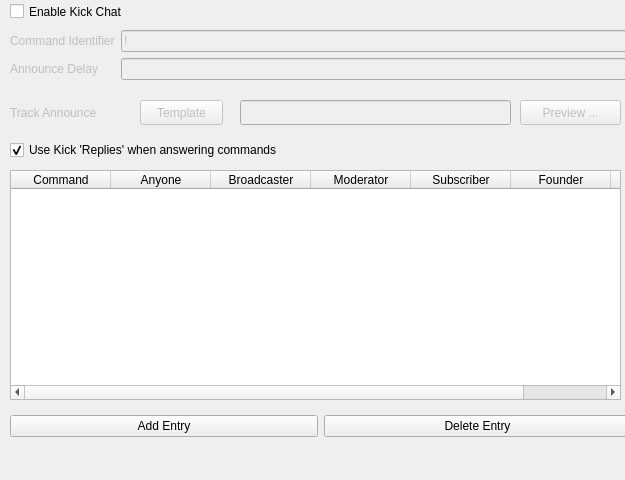
whatsnowplaying/whats-now-playing, file nowplaying/resources/ui/kickchat.ui: the form before one commit.
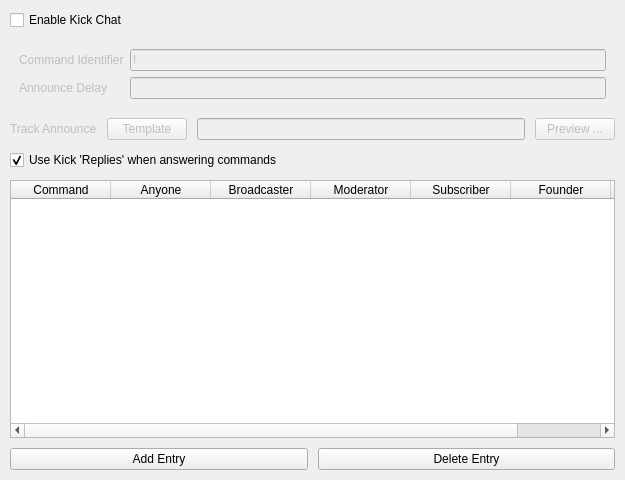
The form after the commit.

```diff
--- a/nowplaying/resources/ui/kickchat.ui
+++ b/nowplaying/resources/ui/kickchat.ui
@@ -16,18 +16,25 @@
   <property name="displayName" stdset="0">
    <string>Kick Chat</string>
   </property>
-  <widget class="QWidget" name="formLayoutWidget">
-   <property name="geometry">
-    <rect>
-     <x>10</x>
-     <y>30</y>
-     <width>624</width>
-     <height>71</height>
-    </rect>
+  <layout class="QVBoxLayout" name="main_layout">
+   <property name="margin">
+    <number>10</number>
    </property>
+   <property name="spacing">
+    <number>10</number>
+   </property>
+   <item>
+    <widget class="QCheckBox" name="enable_checkbox">
+     <property name="text">
+      <string>Enable Kick Chat</string>
+     </property>
+    </widget>
+   </item>
+   <item>
+    <widget class="QWidget" name="settings_form_widget" native="true">
    <layout class="QFormLayout" name="settings_layout">
     <property name="fieldGrowthPolicy">
-     <enum>QFormLayout::ExpandingFieldsGrow</enum>
+       <enum>QFormLayout::AllNonFixedFieldsGrow</enum>
     </property>
     <item row="0" column="0">
      <widget class="QLabel" name="commandchar_label">
@@ -50,12 +57,6 @@
       <property name="visible">
        <bool>false</bool>
       </property>
-      <property name="minimumSize">
-       <size>
-        <width>496</width>
-        <height>0</height>
-       </size>
-      </property>
       <property name="text">
        <string>!</string>
       </property>
@@ -79,108 +80,70 @@
       <property name="enabled">
        <bool>false</bool>
       </property>
-      <property name="minimumSize">
-       <size>
-        <width>496</width>
-        <height>0</height>
-       </size>
-      </property>
      </widget>
     </item>
    </layout>
   </widget>
-  <widget class="QCheckBox" name="enable_checkbox">
-   <property name="geometry">
-    <rect>
-     <x>10</x>
-     <y>0</y>
-     <width>171</width>
-     <height>23</height>
-    </rect>
-   </property>
-   <property name="text">
-    <string>Enable Kick Chat</string>
-   </property>
-  </widget>
+   </item>
+   <item>
+    <layout class="QHBoxLayout" name="announce_layout">
+     <item>
   <widget class="QLabel" name="announce_label">
    <property name="enabled">
     <bool>false</bool>
    </property>
-   <property name="geometry">
-    <rect>
-     <x>10</x>
-     <y>100</y>
-     <width>103</width>
-     <height>25</height>
-    </rect>
-   </property>
    <property name="text">
     <string>Track Announce</string>
    </property>
   </widget>
+     </item>
+     <item>
+      <widget class="QPushButton" name="announce_button">
+       <property name="enabled">
+        <bool>false</bool>
+       </property>
+       <property name="text">
+        <string>Template</string>
+       </property>
+      </widget>
+     </item>
+     <item>
   <widget class="QLineEdit" name="announce_lineedit">
    <property name="enabled">
     <bool>false</bool>
    </property>
-   <property name="geometry">
-    <rect>
-     <x>240</x>
-     <y>100</y>
-     <width>271</width>
-     <height>25</height>
-    </rect>
-   </property>
-   <property name="minimumSize">
-    <size>
-     <width>271</width>
-     <height>0</height>
-    </size>
-   </property>
-  </widget>
+      </widget>
+     </item>
+     <item>
   <widget class="QPushButton" name="announce_preview_button">
    <property name="enabled">
     <bool>false</bool>
    </property>
-   <property name="geometry">
-    <rect>
-     <x>520</x>
-     <y>100</y>
-     <width>101</width>
-     <height>25</height>
-    </rect>
-   </property>
    <property name="text">
     <string>Preview ...</string>
    </property>
   </widget>
-  <widget class="QPushButton" name="announce_button">
-   <property name="enabled">
+     </item>
+    </layout>
+   </item>
+   <item>
+    <widget class="QCheckBox" name="replies_checkbox">
+     <property name="visible">
     <bool>false</bool>
    </property>
-   <property name="geometry">
-    <rect>
-     <x>140</x>
-     <y>100</y>
-     <width>83</width>
-     <height>25</height>
-    </rect>
-   </property>
    <property name="text">
-    <string>Template</string>
-   </property>
-  </widget>
+      <string>Use Kick 'Replies' when answering commands</string>
+     </property>
+     <property name="checked">
+      <bool>true</bool>
+     </property>
+    </widget>
+   </item>
+   <item>
   <widget class="QTableWidget" name="command_perm_table">
    <property name="visible">
     <bool>false</bool>
    </property>
-   <property name="geometry">
-    <rect>
-     <x>10</x>
-     <y>170</y>
-     <width>611</width>
-     <height>230</height>
-    </rect>
-   </property>
    <property name="alternatingRowColors">
     <bool>true</bool>
    </property>
@@ -223,18 +186,8 @@
     </property>
    </column>
   </widget>
-  <widget class="QWidget" name="horizontalLayoutWidget">
-   <property name="visible">
-    <bool>false</bool>
-   </property>
-   <property name="geometry">
-    <rect>
-     <x>10</x>
-     <y>410</y>
-     <width>621</width>
-     <height>32</height>
-    </rect>
-   </property>
+   </item>
+   <item>
    <layout class="QHBoxLayout" name="commandbuttons_layout">
     <item>
      <widget class="QPushButton" name="add_button">
@@ -251,26 +204,8 @@
      </widget>
     </item>
    </layout>
-  </widget>
-  <widget class="QCheckBox" name="replies_checkbox">
-   <property name="visible">
-    <bool>false</bool>
-   </property>
-   <property name="geometry">
-    <rect>
-     <x>10</x>
-     <y>140</y>
-     <width>321</width>
-     <height>20</height>
-    </rect>
-   </property>
-   <property name="text">
-    <string>Use Kick 'Replies' when answering commands</string>
-   </property>
-   <property name="checked">
-    <bool>true</bool>
-   </property>
-  </widget>
+   </item>
+  </layout>
  </widget>
  <resources/>
  <connections>
```
Left out of the diff: 6 changed lines with no effect on the pictures. Lines whose indentation alone changed are shown as unchanged.
